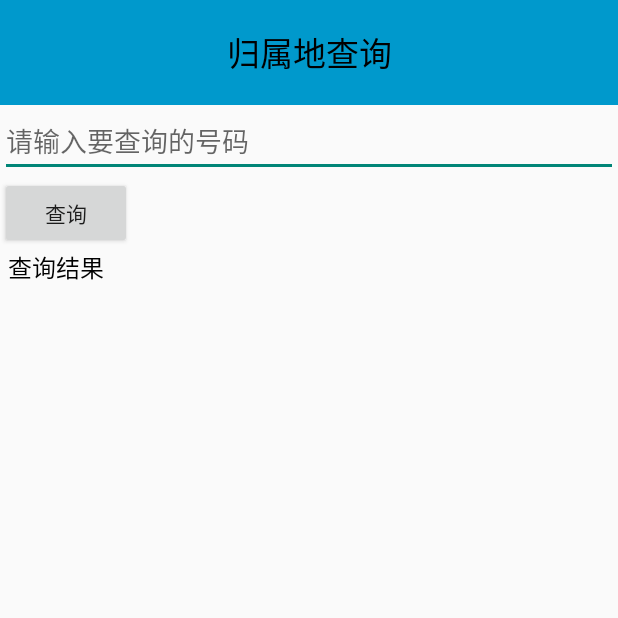
After one commit to xwdoor/MobileSafe, an Android app: the AddressQueryActivity screen opened directly, with no data from a screen before it, on a phone screen of 412 x 824 dp, the top half of it. The commit adds this screen. Run offline under Robolectric (Android 15) with nearby library versions, the phone set to English and light mode, and no system bars.

Commit message:
号码归属地查询
- 若是手机号, 则根据手机号前 7 位, 查到对应的区域
- 若号码长度长于 8 位, 优先考虑 4 位区号, 则去掉前面的零, 然后根据区号查询对应的区域
- 若根据 4 位区号没有查询结果, 则作为 3 位区号进行查询, 同样去掉前面的零
- 若号码长度为 3位 或 4 位, 则同一显示为报警号码
- 若以上都不是, 则显示未知号码

```diff
--- a/app/src/main/AndroidManifest.xml
+++ b/app/src/main/AndroidManifest.xml
@@ -34,6 +34,8 @@
         <activity android:name=".activity.Setup3Activity" />
         <activity android:name=".activity.Setup4Activity" />
         <activity android:name=".activity.SelectContactActivity" />
+        <activity android:name=".activity.ToolsActivity" />
+        <activity android:name=".activity.AddressQueryActivity" />
 
         <receiver
             android:name=".receiver.BootCompleteReceiver"
--- /dev/null
+++ b/app/src/main/java/net/xwdoor/mobilesafe/activity/AddressQueryActivity.java
@@ -0,0 +1,54 @@
+package net.xwdoor.mobilesafe.activity;
+
+import android.content.Context;
+import android.content.Intent;
+import android.os.Bundle;
+import android.view.View;
+import android.widget.Button;
+import android.widget.EditText;
+import android.widget.TextView;
+
+import net.xwdoor.mobilesafe.R;
+import net.xwdoor.mobilesafe.base.BaseActivity;
+import net.xwdoor.mobilesafe.db.AddressQuery;
+
+/**
+ * Created by XWdoor on 2016/3/10 010 9:48.
+ * 博客：http://blog.csdn.net/xwdoor
+ */
+public class AddressQueryActivity extends BaseActivity {
+
+    public static void startAct(Context context) {
+        Intent intent = new Intent(context, AddressQueryActivity.class);
+        context.startActivity(intent);
+    }
+
+    @Override
+    public void initVariables() {
+
+    }
+
+    @Override
+    protected void initViews(Bundle savedInstanceState) {
+        setContentView(R.layout.activity_address_query);
+
+        final EditText etNumber = (EditText) findViewById(R.id.et_number);
+        Button btnQuery = (Button) findViewById(R.id.btn_query);
+        final TextView tvResult = (TextView) findViewById(R.id.tv_result);
+
+        btnQuery.setOnClickListener(new View.OnClickListener() {
+            @Override
+            public void onClick(View v) {
+                String number = etNumber.getText().toString().trim();
+                showLog("查询号码",number);
+                String address = AddressQuery.getAddress(AddressQueryActivity.this, number);
+                tvResult.setText(address);
+            }
+        });
+    }
+
+    @Override
+    protected void loadData() {
+
+    }
+}
--- a/app/src/main/java/net/xwdoor/mobilesafe/activity/HomeActivity.java
+++ b/app/src/main/java/net/xwdoor/mobilesafe/activity/HomeActivity.java
@@ -55,6 +55,9 @@ public class HomeActivity extends BaseActivity {
                 switch (position) {
                     case 0://手机防盗界面
                         showSafeDialog();
+                        break;
+                    case 7://高级工具
+                        ToolsActivity.startAct(HomeActivity.this);
                         break;
                     case 8://设置界面
                         SettingActivity.startAct(HomeActivity.this);
--- /dev/null
+++ b/app/src/main/res/layout/activity_address_query.xml
@@ -0,0 +1,33 @@
+<?xml version="1.0" encoding="utf-8"?>
+<LinearLayout xmlns:android="http://schemas.android.com/apk/res/android"
+    android:layout_width="match_parent"
+    android:layout_height="match_parent"
+    android:orientation="vertical" >
+
+    <TextView
+        style="@style/TitleBar"
+        android:text="归属地查询" />
+
+    <EditText
+        android:id="@+id/et_number"
+        android:layout_width="match_parent"
+        android:layout_height="wrap_content"
+        android:hint="请输入要查询的号码"
+        android:inputType="number" />
+
+    <Button
+        android:id="@+id/btn_query"
+        android:layout_width="wrap_content"
+        android:layout_height="wrap_content"
+        android:text="查询" />
+
+    <TextView
+        android:id="@+id/tv_result"
+        android:layout_width="wrap_content"
+        android:layout_height="wrap_content"
+        android:layout_marginLeft="5dp"
+        android:text="查询结果"
+        android:textColor="#000"
+        android:textSize="16sp" />
+
+</LinearLayout>
```
Also changed, not shown: app/src/main/java/net/xwdoor/mobilesafe/activity/SplashActivity.java (+45 -2 lines), app/src/main/java/net/xwdoor/mobilesafe/activity/ToolsActivity.java (added, +46 -0 lines), app/src/main/java/net/xwdoor/mobilesafe/db/AddressQuery.java (added, +90 -0 lines), app/src/main/res/layout/activity_tools.xml (added, +25 -0 lines), 1 other file.
